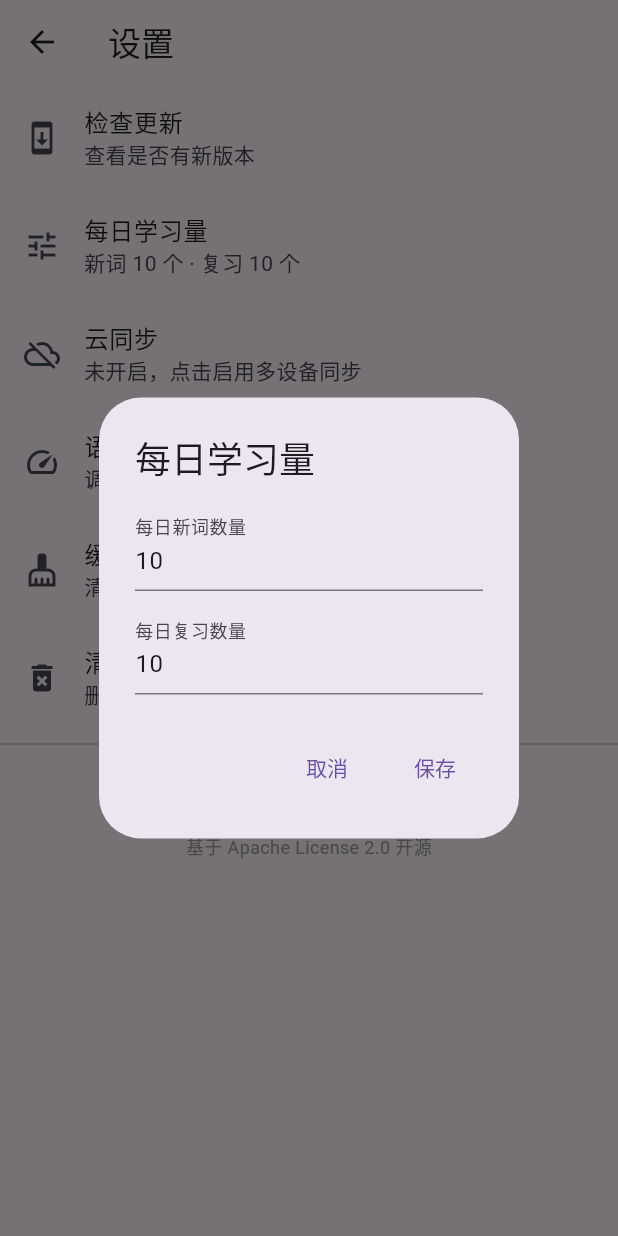
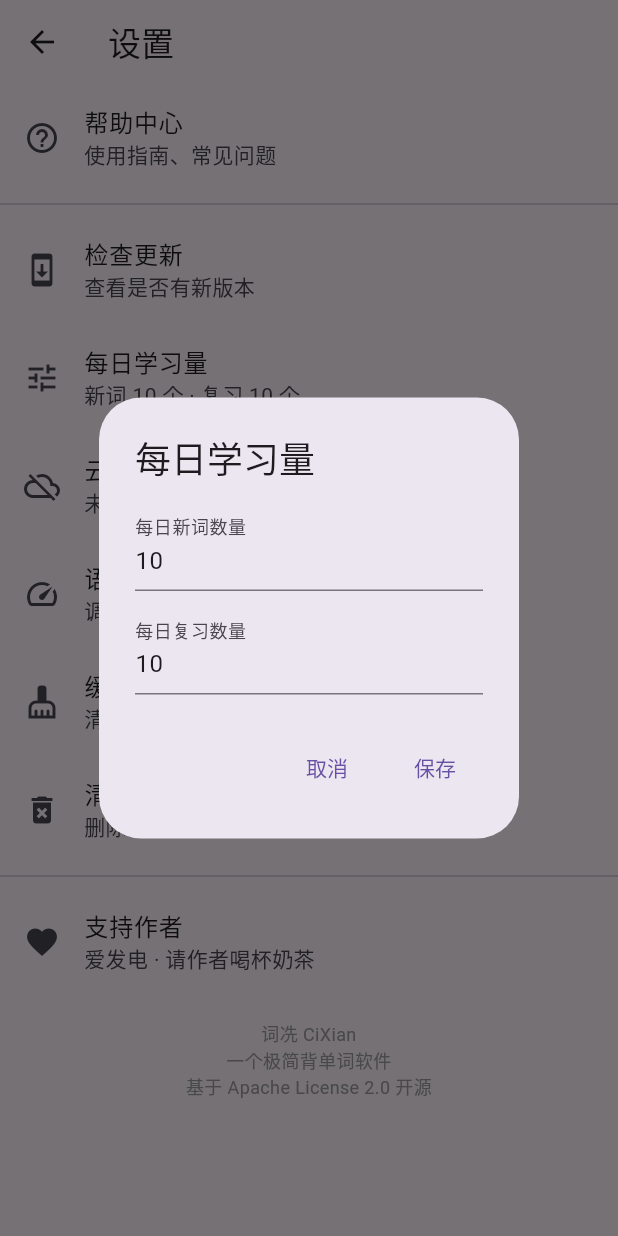
Before and after one commit to choked-up-now/CiXian, a Flutter app: the SettingsScreen screen opened directly, after a tap on "每日学习量", on a phone screen of 412 x 824 dp. Run offline on Flutter 3.47's test engine with Material 3 defaults, Android fonts, the phone set to English and light mode, and no system bars; our stand-ins replace dio, flutter_tts, open_filex, package_info_plus, shared_preferences; accounts and stored records are empty.

Commit message:
feat: v0.10.0 帮助中心 + 词书代理接口 + 爱发电入口

```diff
--- a/lib/screens/settings_screen.dart
+++ b/lib/screens/settings_screen.dart
@@ -112,8 +112,8 @@
     if (ok != true) return;
     final n1 = int.tryParse(newCtrl.text.trim()) ?? 10;
     final n2 = int.tryParse(reviewCtrl.text.trim()) ?? 10;
-    await UserSettings.setDailyNew(n1.clamp(1, 100));
-    await UserSettings.setDailyReview(n2.clamp(1, 100));
+    await UserSettings.setDailyNew(n1 < 1 ? 1 : n1);
+    await UserSettings.setDailyReview(n2 < 1 ? 1 : n2);
     if (mounted) setState(() {});
   }
 
@@ -167,7 +167,7 @@
           showDialog(
             context: context,
             builder: (context) => AlertDialog(
-              title: const Text('云同步已开启 🎉'),
+              title: const Text('云同步已开启'),
               content: Column(
                 mainAxisSize: MainAxisSize.min,
                 crossAxisAlignment: CrossAxisAlignment.start,
@@ -313,7 +313,7 @@
       showDialog(
         context: context,
         builder: (context) => AlertDialog(
-          title: const Text('发现新版本 🎉'),
+          title: const Text('发现新版本'),
           content: Text(
             '当前版本：${result.currentVersion}\n'
             '最新版本：${result.latestVersion}',
@@ -461,12 +461,26 @@
     );
   }
 
+  Future<void> _openHelp() async {
+    final uri = Uri.parse('https://cixian.pages.dev/docs/');
+    if (await canLaunchUrl(uri)) {
+      await launchUrl(uri, mode: LaunchMode.externalApplication);
+    }
+  }
+
   @override
   Widget build(BuildContext context) {
     return Scaffold(
       appBar: AppBar(title: const Text('设置')),
       body: ListView(
         children: [
+          ListTile(
+            leading: const Icon(Icons.help_outline),
+            title: const Text('帮助中心'),
+            subtitle: const Text('使用指南、常见问题'),
+            onTap: _openHelp,
+          ),
+          const Divider(),
           ListTile(
             leading: const Icon(Icons.system_update),
             title: const Text('检查更新'),
@@ -518,6 +532,17 @@
             onTap: _clearData,
           ),
           const Divider(),
+          ListTile(
+            leading: const Icon(Icons.favorite),
+            title: const Text('支持作者'),
+            subtitle: const Text('爱发电 · 请作者喝杯奶茶'),
+            onTap: () async {
+              final uri = Uri.parse('https://afdian.com/a/choked-up-now');
+              if (await canLaunchUrl(uri)) {
+                await launchUrl(uri, mode: LaunchMode.externalApplication);
+              }
+            },
+          ),
           const Padding(
             padding: EdgeInsets.all(16.0),
             child: Text(
--- a/pubspec.yaml
+++ b/pubspec.yaml
@@ -1,7 +1,7 @@
 name: cixian
 description: "词冼 - 背单词软件"
 publish_to: 'none'
-version: 0.9.0+16
+version: 0.10.0+17
 
 environment:
   sdk: ">=3.0.0 <4.0.0"
```
Also changed, not shown: 8 other files.
